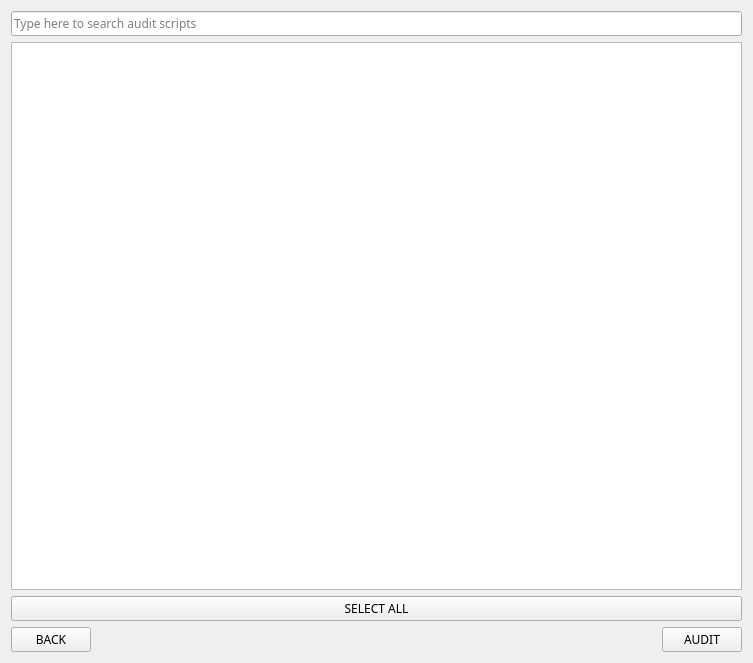
Qt form audit_select_page.ui (h4636oh/EasyAudit_QT) before a commit.
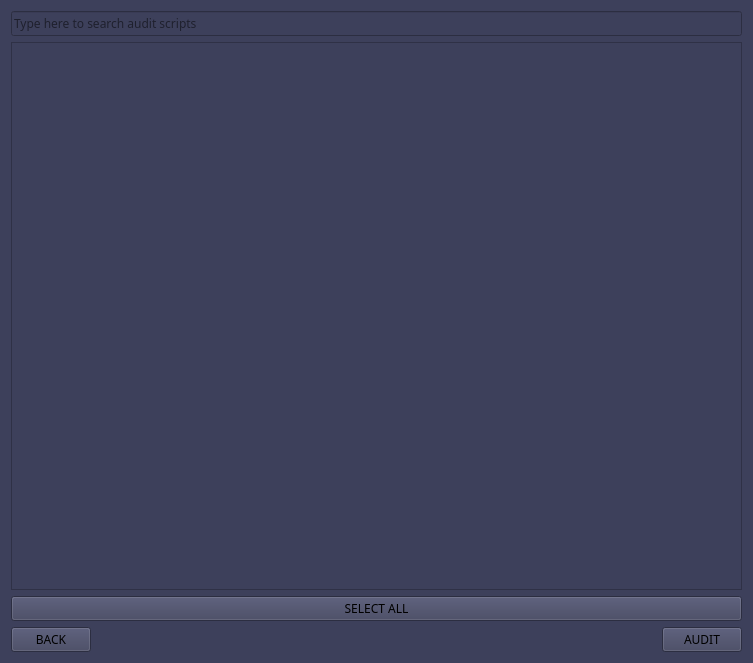
The same form after that commit.

What changed in the file:
```diff
--- a/audit_select_page.ui
+++ b/audit_select_page.ui
@@ -36,6 +36,9 @@
   <property name="windowTitle">
    <string>Widget</string>
   </property>
+  <property name="styleSheet">
+   <string notr="true">background-color: rgb(61, 64, 91);</string>
+  </property>
   <layout class="QVBoxLayout" name="verticalLayout">
    <item>
     <layout class="QHBoxLayout" name="bar_top">
```
